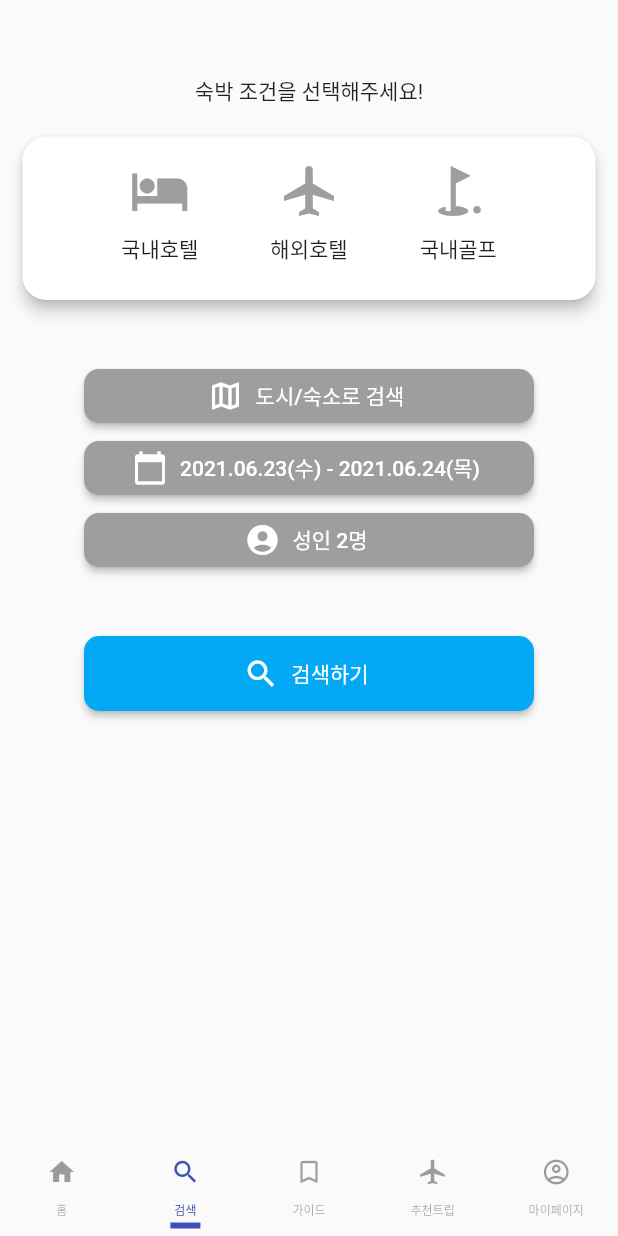
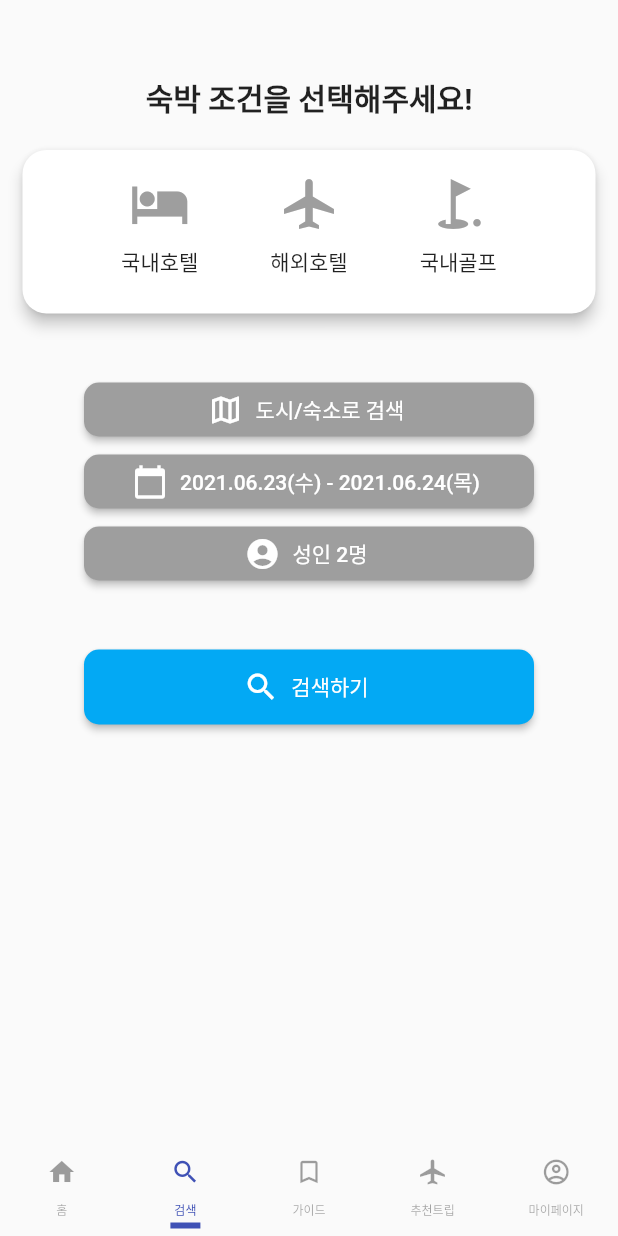
Before and after one commit to navyCK/flutter_Dr_Trip, a Flutter app: the screen it shows after launch, item 2 of the bottom bar chosen, on a phone screen of 412 x 824 dp. Run offline on Flutter 3.47's test engine with Material 2 defaults, Android fonts, the phone set to English and light mode, and no system bars; our stand-ins replace carousel_slider, flutter_swiper, like_button; network calls fail.

Commit message:
[DT-06] 폰트 조정

```diff
--- a/lib/main.dart
+++ b/lib/main.dart
@@ -139,7 +139,13 @@ class _MyHomePageState extends State<MyHomePage> {
     return Column(
                 children: [
                   SizedBox(height: 50),
-                  Text('숙박 조건을 선택해주세요!'),
+                  Text(
+                      '숙박 조건을 선택해주세요!',
+                    style: TextStyle(
+                      fontSize: 20.0,
+                      fontWeight: FontWeight.bold,
+                    ),
+                  ),
                   SizedBox(height: 20),
                   cardHotel(),
                   SizedBox(height: 40),
```
